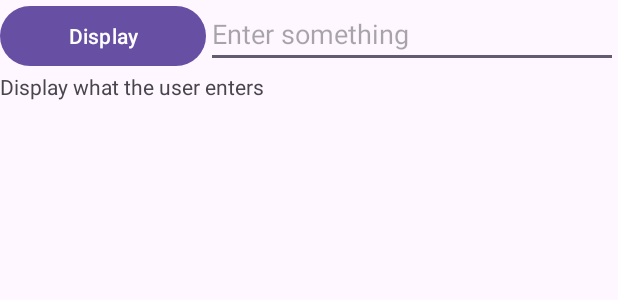
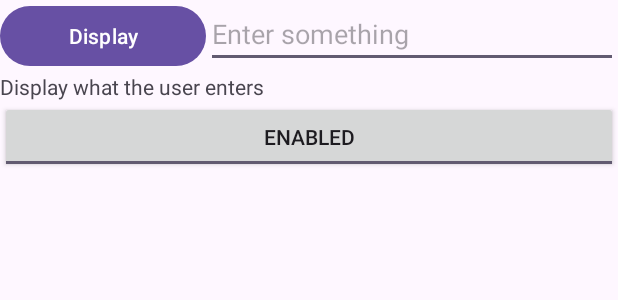
Before and after one commit to Leia-Ang/Week03, an Android app: the layout activity_main.xml on its own in the app's theme, with its tools: preview values and no code run, on a phone screen of 412 x 824 dp. Shown: the top 300 px of the screen. Run offline under Robolectric (Android 15) with nearby library versions, the phone set to English and light mode, and no system bars.

Commit message:
Completed up to section D

```diff
--- a/app/src/main/res/layout/activity_main.xml
+++ b/app/src/main/res/layout/activity_main.xml
@@ -32,4 +32,13 @@
         android:layout_width="match_parent"
         android:layout_height="wrap_content"
         android:text="@string/text_view_hint" />
+
+    <ToggleButton
+        android:id="@+id/toggleButtonEnabled"
+        android:layout_width="match_parent"
+        android:layout_height="wrap_content"
+        android:checked="true"
+        android:textOff="@string/disabled"
+        android:textOn="@string/enabled" />
+
 </LinearLayout>
--- a/app/src/main/res/values/strings.xml
+++ b/app/src/main/res/values/strings.xml
@@ -3,4 +3,7 @@
     <string name="display">Display</string>
     <string name="enter_something">Enter something</string>
     <string name="text_view_hint">Display what the user enters</string>
+    <string name="Disabled">ToggleButton</string>
+    <string name="disabled">Disabled</string>
+    <string name="enabled">Enabled</string>
 </resources>
```
Also changed, not shown: app/src/main/java/sg/edu/rp/c346/id22011199/week03/MainActivity.java (+30 -0 lines).
